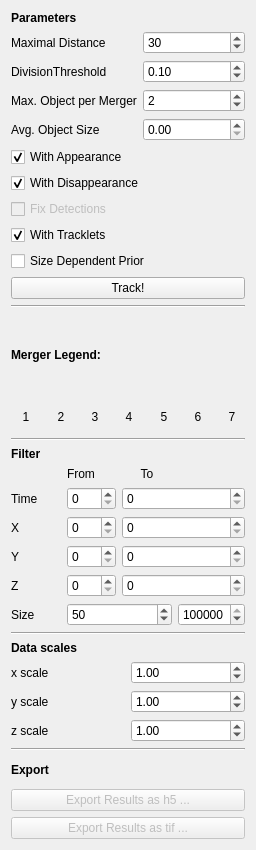
First picture: the form in ilastik/applets/tracking/conservation/drawer.ui, repository ilastik/ilastik, before the edit.
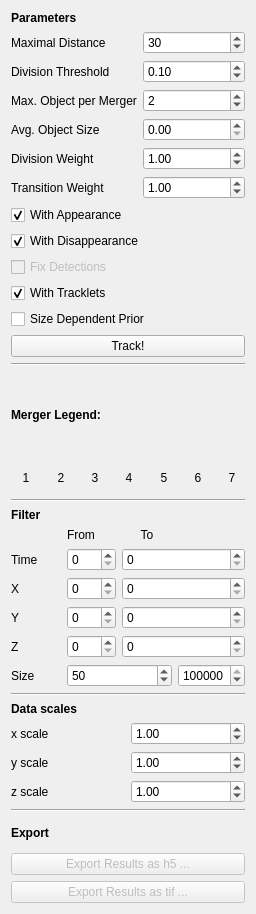
Second picture: the form after the edit.

Commit message: added transition/division weights to GUI

Diff of the .ui file:
```diff
--- a/ilastik/applets/tracking/conservation/drawer.ui
+++ b/ilastik/applets/tracking/conservation/drawer.ui
@@ -7,7 +7,7 @@
     <x>0</x>
     <y>0</y>
     <width>256</width>
-    <height>850</height>
+    <height>914</height>
    </rect>
   </property>
   <property name="sizePolicy">
@@ -49,10 +49,17 @@
      </item>
      <item>
       <layout class="QGridLayout" name="gridLayout_2">
+       <item row="5" column="0">
+        <widget class="QLabel" name="label_6">
+         <property name="text">
+          <string>Division Weight</string>
+         </property>
+        </widget>
+       </item>
        <item row="2" column="0">
         <widget class="QLabel" name="label_5">
          <property name="text">
-          <string>DivisionThreshold</string>
+          <string>Division Threshold</string>
          </property>
         </widget>
        </item>
@@ -123,6 +130,27 @@
          </property>
         </widget>
        </item>
+       <item row="5" column="1">
+        <widget class="QDoubleSpinBox" name="divWeightBox">
+         <property name="value">
+          <double>1.000000000000000</double>
+         </property>
+        </widget>
+       </item>
+       <item row="6" column="1">
+        <widget class="QDoubleSpinBox" name="transWeightBox">
+         <property name="value">
+          <double>1.000000000000000</double>
+         </property>
+        </widget>
+       </item>
+       <item row="6" column="0">
+        <widget class="QLabel" name="label_7">
+         <property name="text">
+          <string>Transition Weight</string>
+         </property>
+        </widget>
+       </item>
       </layout>
      </item>
      <item>
```
The commit also changes 2 other files.
